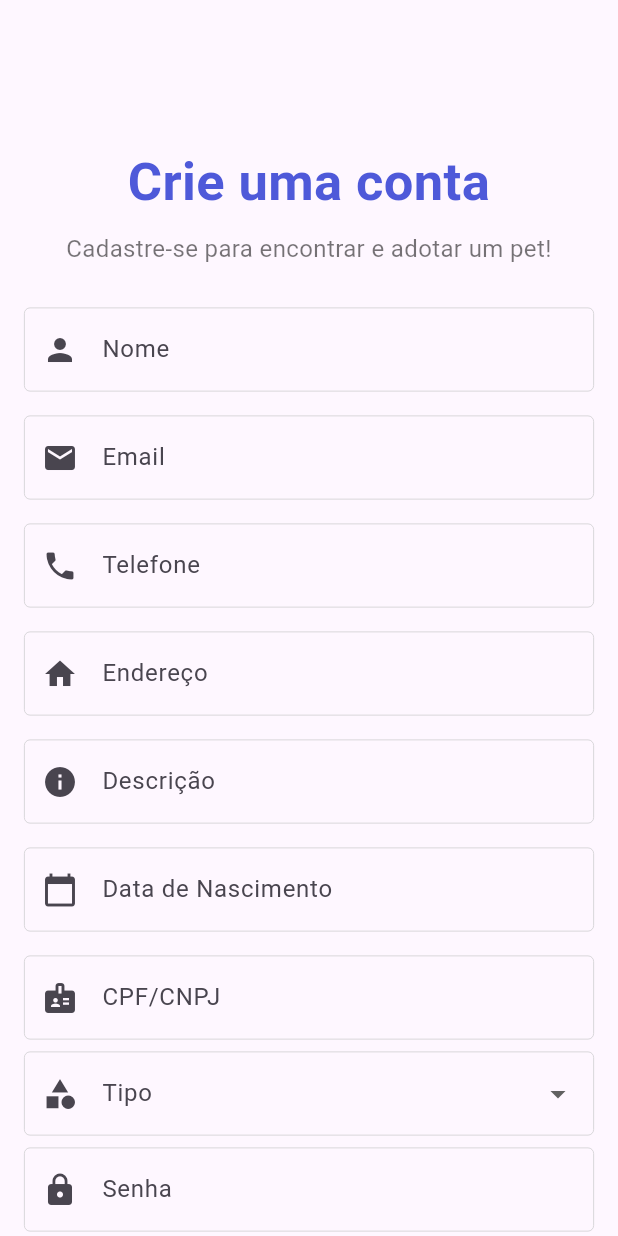
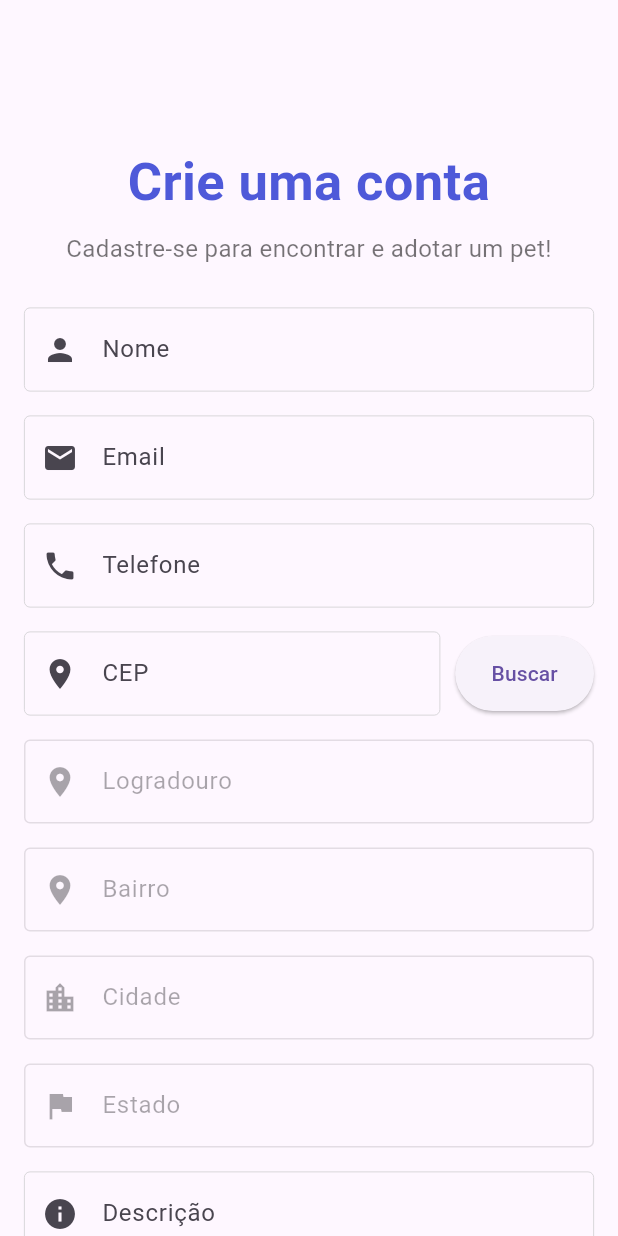
Before and after one commit to ajjss32/deu_pet, a Flutter app: the RegistrationPage screen opened directly, on a phone screen of 412 x 824 dp. Run offline on Flutter 3.47's test engine with Material 3 defaults, Android fonts, the phone set to English and light mode, and no system bars; our stand-ins replace cloud_firestore, firebase_auth, firebase_core, flutter_card_swiper, image_picker; accounts and stored records are empty; generated files the repository leaves out were written again.

Commit message:
Mudança no campo de Endereço no cadastro do usuário

```diff
--- a/lib/pages/user_registration.dart
+++ b/lib/pages/user_registration.dart
@@ -7,7 +7,8 @@ import 'package:deu_pet/services/auth_service.dart';
 import 'package:deu_pet/services/user_service.dart';
 import 'package:deu_pet/model/user.dart';
 import 'package:deu_pet/pages/login_page.dart';
-import 'package:deu_pet/utils/validators.dart';
+import 'package:deu_pet/services/validators.dart';
+import 'package:deu_pet/services/cep_service.dart'; // Importe o CEPService
 
 class RegistrationPage extends StatefulWidget {
   @override
@@ -20,7 +21,11 @@ class _RegistrationPageState extends State<RegistrationPage> {
   final TextEditingController _passwordController = TextEditingController();
   final TextEditingController _nameController = TextEditingController();
   final TextEditingController _telefoneController = TextEditingController();
-  final TextEditingController _enderecoController = TextEditingController();
+  final TextEditingController _cepController = TextEditingController();
+  final TextEditingController _logradouroController = TextEditingController();
+  final TextEditingController _bairroController = TextEditingController();
+  final TextEditingController _cidadeController = TextEditingController();
+  final TextEditingController _estadoController = TextEditingController();
   final TextEditingController _descricaoController = TextEditingController();
   final TextEditingController _dataNascimentoController =
       TextEditingController();
@@ -37,6 +42,26 @@ class _RegistrationPageState extends State<RegistrationPage> {
       setState(() {
         _selectedImage = File(pickedFile.path);
       });
+    }
+  }
+
+  Future<void> _buscarCEP() async {
+    try {
+      // Busca os dados do CEP usando o CEPService
+      final endereco = await CEPService.buscarCEP(_cepController.text);
+
+      // Preenche os campos com os dados retornados
+      setState(() {
+        _logradouroController.text = endereco['logradouro'] ?? '';
+        _bairroController.text = endereco['bairro'] ?? '';
+        _cidadeController.text = endereco['localidade'] ?? '';
+        _estadoController.text = endereco['uf'] ?? '';
+      });
+    } catch (e) {
+      // Exibe uma mensagem de erro
+      ScaffoldMessenger.of(context).showSnackBar(
+        SnackBar(content: Text(e.toString())),
+      );
     }
   }
 
@@ -81,7 +106,35 @@ class _RegistrationPageState extends State<RegistrationPage> {
                   keyboardType: TextInputType.emailAddress),
               _buildTextField(_telefoneController, "Telefone", Icons.phone,
                   keyboardType: TextInputType.phone),
-              _buildTextField(_enderecoController, "Endereço", Icons.home),
+              Row(
+                children: [
+                  Expanded(
+                    flex: 3,
+                    child: _buildTextField(
+                        _cepController, "CEP", Icons.location_on,
+                        keyboardType: TextInputType.number),
+                  ),
+                  SizedBox(width: 10),
+                  Expanded(
+                    flex: 1,
+                    child: ElevatedButton(
+                      onPressed: _buscarCEP,
+                      child: Text("Buscar"),
+                      style: ElevatedButton.styleFrom(
+                        padding: EdgeInsets.symmetric(vertical: 15),
+                      ),
+                    ),
+                  ),
+                ],
+              ),
+              _buildTextField(_logradouroController, "Logradouro", Icons.place,
+                  enabled: false),
+              _buildTextField(_bairroController, "Bairro", Icons.place,
+                  enabled: false),
+              _buildTextField(_cidadeController, "Cidade", Icons.location_city,
+                  enabled: false),
+              _buildTextField(_estadoController, "Estado", Icons.flag,
+                  enabled: false),
               _buildTextField(_descricaoController, "Descrição", Icons.info),
               _buildTextField(_dataNascimentoController, "Data de Nascimento",
                   Icons.calendar_today),
@@ -174,6 +227,7 @@ class _RegistrationPageState extends State<RegistrationPage> {
       TextEditingController controller, String label, IconData icon,
       {bool obscureText = false,
       TextInputType keyboardType = TextInputType.text,
+      bool enabled = true,
       String? Function(String?)? validator}) {
     return Padding(
       padding: const EdgeInsets.symmetric(vertical: 8.0),
@@ -197,6 +251,7 @@ class _RegistrationPageState extends State<RegistrationPage> {
         ),
         obscureText: obscureText,
         keyboardType: keyboardType,
+        enabled: enabled,
         validator:
             validator ?? (value) => value!.isEmpty ? "Campo obrigatório" : null,
       ),
@@ -234,7 +289,8 @@ class _RegistrationPageState extends State<RegistrationPage> {
           tipo: _selectedTipo ?? "",
           nome: _nameController.text,
           telefone: _telefoneController.text,
-          endereco: _enderecoController.text,
+          endereco:
+              "${_logradouroController.text}, ${_bairroController.text}, ${_cidadeController.text}, ${_estadoController.text}",
           descricao: _descricaoController.text,
           dataNascimento: _dataNascimentoController.text,
           dataCriacao: DateTime.now(),
--- /dev/null
+++ b/lib/services/cep_service.dart
@@ -0,0 +1,35 @@
+import 'dart:convert';
+import 'package:http/http.dart' as http;
+
+class CEPService {
+  // Função para buscar o endereço pelo CEP
+  static Future<Map<String, dynamic>> buscarCEP(String cep) async {
+    // Formata o CEP para remover caracteres não numéricos
+    cep = cep.replaceAll(RegExp(r'[^0-9]'), '');
+
+    // Verifica se o CEP tem 8 dígitos
+    if (cep.length != 8) {
+      throw Exception("CEP inválido. O CEP deve conter 8 dígitos.");
+    }
+
+    // Faz a requisição à API do ViaCEP
+    final response =
+        await http.get(Uri.parse('https://viacep.com.br/ws/$cep/json/'));
+
+    // Verifica se a requisição foi bem-sucedida
+    if (response.statusCode == 200) {
+      // Decodifica o JSON retornado
+      final Map<String, dynamic> data = json.decode(response.body);
+
+      // Verifica se o CEP foi encontrado
+      if (data.containsKey('erro')) {
+        throw Exception("CEP não encontrado.");
+      }
+
+      // Retorna os dados do endereço
+      return data;
+    } else {
+      throw Exception("Erro ao buscar o CEP. Tente novamente.");
+    }
+  }
+}
--- a/pubspec.yaml
+++ b/pubspec.yaml
@@ -20,6 +20,7 @@ dependencies:
   flutterfire_cli: ^1.1.0
   firebase_auth: ^5.5.0
   uuid: ^4.4.2
+  http: ^1.1.0
 
 dev_dependencies:
   flutter_test:
```
Also changed, not shown: lib/services/validators.dart (renamed from lib/utils/validators.dart), pubspec.lock.
